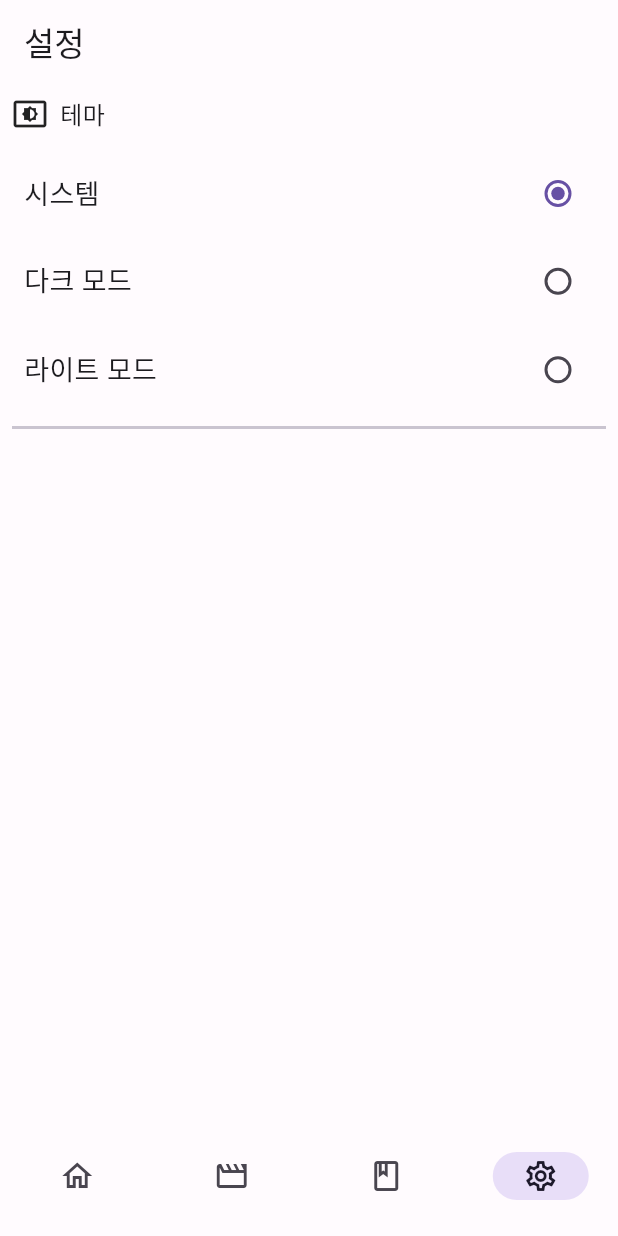
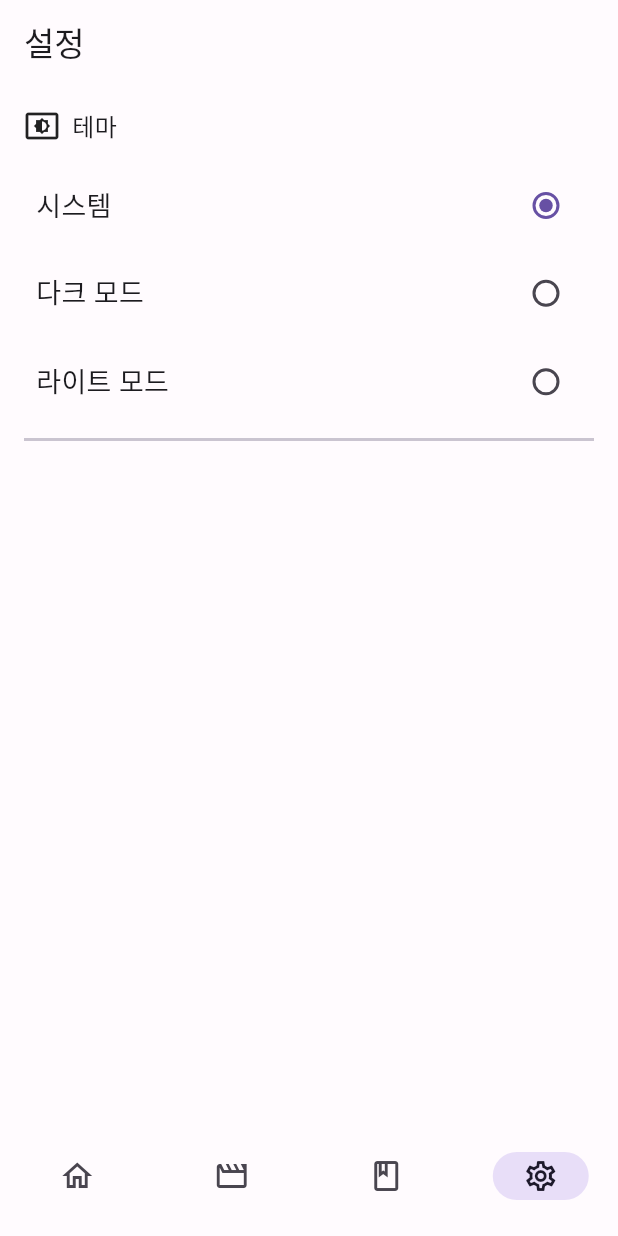
Before and after one commit to bonjin-million/momentry, a Flutter app: the screen it shows after launch, item 4 of the bottom bar chosen, on a phone screen of 412 x 824 dp. Run offline on Flutter 3.47's test engine with Material 2 defaults, Android fonts, the phone set to English and light mode, and no system bars; our stand-ins replace firebase_core, firebase_crashlytics, flutter_riverpod, logger, riverpod, shared_preferences and 1 more; accounts and stored records are empty; network calls fail; project files that could hold a hidden picture were left out.

Commit message:
Update List: 목록 Padding 16

```diff
--- a/lib/screens/book/components/book_body.dart
+++ b/lib/screens/book/components/book_body.dart
@@ -43,6 +43,7 @@ class _BookBodyState extends ConsumerState<BookBody> {
     final data = state.value;
 
     return ListView.builder(
+      padding: const EdgeInsets.all(16),
       itemBuilder: (context, index) {
         final item = data.items[index];
         return BookItem(
--- a/lib/screens/post/list/components/post_list_body.dart
+++ b/lib/screens/post/list/components/post_list_body.dart
@@ -44,6 +44,7 @@ class _PostListBodyState extends ConsumerState<PostListBody> {
 
     final items = state.value;
     return ListView.builder(
+      padding: const EdgeInsets.all(16),
       itemCount: items.length,
       itemBuilder: (context, index) {
         final item = items[index];
--- a/lib/screens/setting/components/setting_body.dart
+++ b/lib/screens/setting/components/setting_body.dart
@@ -14,7 +14,7 @@ class _SettingBodyState extends ConsumerState<SettingBody> {
   @override
   Widget build(BuildContext context) {
     return SingleChildScrollView(
-      padding: const EdgeInsets.all(8),
+      padding: const EdgeInsets.all(16),
       child: Column(
         children: [
           SettingGroup(title: '테마', icon: Icons.settings_display, children: [
```
